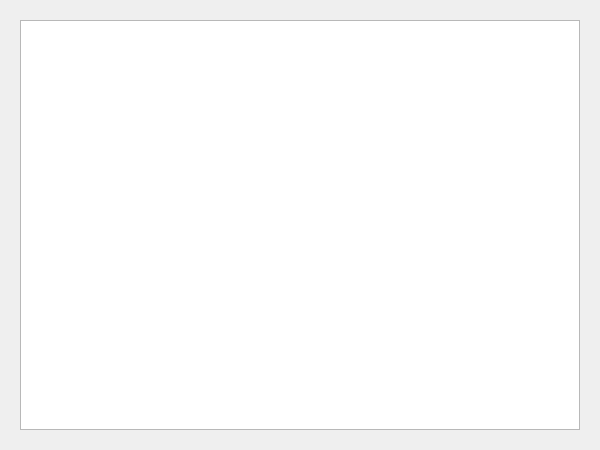
Old version of the form src/gui/log_window/LogWindow.ui in the repository R3conS/Sadidauto-Dofus-Retro-Bot.
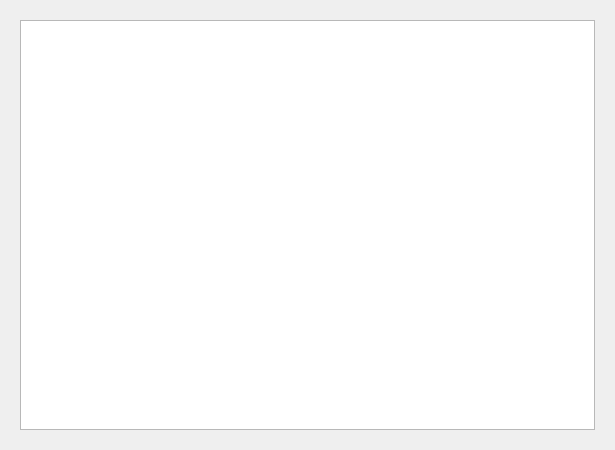
New version of the form. Custom widgets are drawn as their Qt base class.

Commit message: Change log window font; Clear log window on each bot process start; Slightly increase window width

The edit to the form file:
```diff
--- a/src/gui/log_window/LogWindow.ui
+++ b/src/gui/log_window/LogWindow.ui
@@ -6,7 +6,7 @@
    <rect>
     <x>0</x>
     <y>0</y>
-    <width>600</width>
+    <width>615</width>
     <height>450</height>
    </rect>
   </property>
```
The commit also changes 2 other files.
